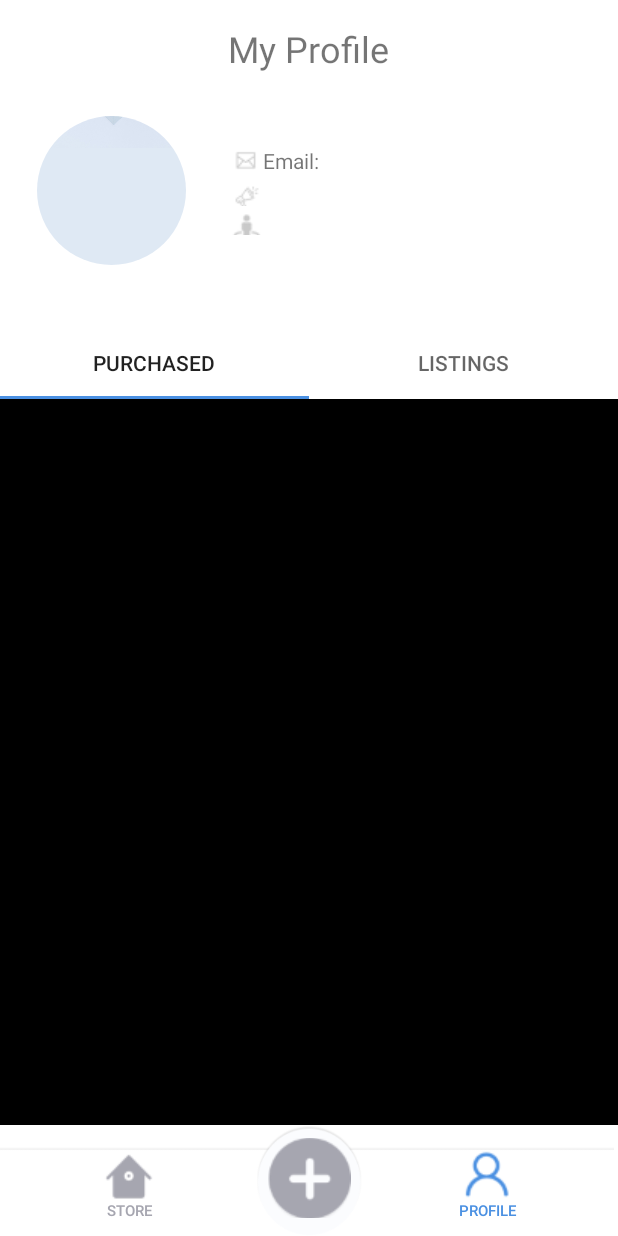
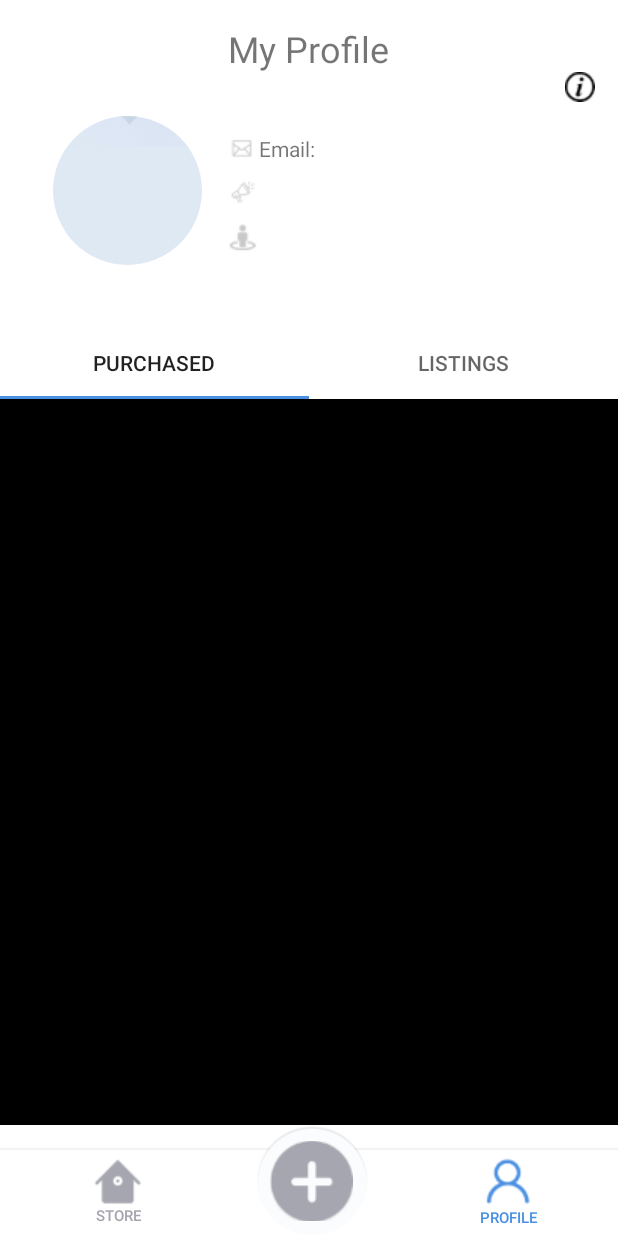
Before and after one commit to PhilipLeong/MAPP-CA4, an Android app: the ProfileActivity screen opened directly, with no data from a screen before it, on a phone screen of 412 x 824 dp. Run offline under Robolectric (Android 15) with nearby library versions, the phone set to English and light mode, and no system bars; our stand-ins replace CircleImageView, Firebase (no records; nobody signed in at launch, a user with empty details on screens opened directly); 3 statements that could not run were skipped.

Commit message:
Fixed bottom

```diff
--- a/BookHub/app/src/main/java/mapp/com/sg/bookhub/ProfileActivity.java
+++ b/BookHub/app/src/main/java/mapp/com/sg/bookhub/ProfileActivity.java
@@ -46,6 +46,7 @@ public class ProfileActivity extends AppCompatActivity implements View.OnClickLi
     private Button profileBtn;
     private Button storeBtn;
     private ImageButton postBtn;
+    private ImageButton aboutBtn;
 
     @Override
     protected void onCreate(Bundle savedInstanceState) {
@@ -65,7 +66,9 @@ public class ProfileActivity extends AppCompatActivity implements View.OnClickLi
         profileBtn = (Button) findViewById(R.id.profile_Btn);
         storeBtn = (Button) findViewById(R.id.store_Btn);
         postBtn = (ImageButton) findViewById(R.id.post_Btn);
+        aboutBtn = (ImageButton) findViewById(R.id.about_btn);
 
+        aboutBtn.setOnClickListener(this);
         storeBtn.setOnClickListener(this);
         postBtn.setOnClickListener(this);
 
@@ -116,6 +119,11 @@ public class ProfileActivity extends AppCompatActivity implements View.OnClickLi
             Intent intent = new Intent(this, StoreActivity.class);
             startActivity(intent);
         }
+
+        if(v == aboutBtn){
+            Intent intent = new Intent(this, AboutActivity.class);
+            startActivity(intent);
+        }
     }
 
 }
--- a/BookHub/app/src/main/res/layout/activity_profile.xml
+++ b/BookHub/app/src/main/res/layout/activity_profile.xml
@@ -38,25 +38,25 @@
             android:layout_alignParentEnd="true"
             android:layout_alignParentBottom="true"
             android:layout_gravity="center"
-            android:layout_marginStart="24dp"
+            android:layout_marginStart="34dp"
             android:layout_marginTop="29dp"
-            android:layout_marginEnd="287dp"
+            android:layout_marginEnd="276dp"
             android:layout_marginBottom="41dp"
             android:src="@drawable/background">
 
         </de.hdodenhof.circleimageview.CircleImageView>
 
         <LinearLayout
-            android:layout_width="230dp"
-            android:layout_height="wrap_content"
+            android:layout_width="wrap_content"
+            android:layout_height="84dp"
             android:layout_alignParentStart="true"
             android:layout_alignParentTop="true"
             android:layout_alignParentEnd="true"
             android:layout_alignParentBottom="true"
-            android:layout_marginStart="152dp"
-            android:layout_marginTop="49dp"
-            android:layout_marginEnd="29dp"
-            android:layout_marginBottom="61dp"
+            android:layout_marginStart="149dp"
+            android:layout_marginTop="41dp"
+            android:layout_marginEnd="32dp"
+            android:layout_marginBottom="45dp"
             android:orientation="vertical">
 
             <TextView
@@ -73,7 +73,7 @@
             <TextView
                 android:id="@+id/mybio_TV"
                 android:layout_width="wrap_content"
-                android:layout_height="15dp"
+                android:layout_height="wrap_content"
                 android:layout_marginBottom="5dp"
                 android:drawableStart="@drawable/bio_icon"
                 android:textSize="14sp" />
@@ -81,7 +81,7 @@
             <TextView
                 android:id="@+id/mycourse_TV"
                 android:layout_width="wrap_content"
-                android:layout_height="16dp"
+                android:layout_height="wrap_content"
                 android:drawableStart="@drawable/course_icon"
                 android:textSize="14sp" />
         </LinearLayout>
@@ -90,19 +90,30 @@
             android:id="@+id/myname_TV"
             android:layout_width="124dp"
             android:layout_height="wrap_content"
-            android:layout_alignTop="@+id/userImage_IV"
             android:layout_alignParentStart="true"
+            android:layout_alignParentTop="true"
             android:layout_alignParentEnd="true"
             android:layout_alignParentBottom="true"
-            android:layout_marginStart="12dp"
-            android:layout_marginTop="106dp"
-            android:layout_marginEnd="273dp"
-            android:layout_marginBottom="14dp"
+            android:layout_marginStart="22dp"
+            android:layout_marginTop="131dp"
+            android:layout_marginEnd="263dp"
+            android:layout_marginBottom="17dp"
             android:ellipsize="end"
             android:maxLines="1"
             android:singleLine="true"
             android:textAlignment="center"
             android:textSize="16sp" />
+
+        <ImageButton
+            android:id="@+id/about_btn"
+            android:layout_width="wrap_content"
+            android:layout_height="wrap_content"
+            android:layout_alignParentEnd="true"
+            android:layout_alignParentBottom="true"
+            android:layout_marginEnd="15dp"
+            android:layout_marginBottom="150dp"
+            android:background="#00000000"
+            app:srcCompat="@drawable/aboutus" />
 
     </RelativeLayout>
 
@@ -137,4 +148,5 @@
         app:layout_constraintBottom_toBottomOf="parent"
         app:layout_constraintEnd_toEndOf="parent"
         app:layout_constraintStart_toStartOf="parent" />
+
 </androidx.constraintlayout.widget.ConstraintLayout>
--- a/BookHub/app/src/main/res/layout/bottommenu.xml
+++ b/BookHub/app/src/main/res/layout/bottommenu.xml
@@ -8,59 +8,65 @@
     android:id="@+id/menubar"
     android:orientation="vertical">
 
-    <LinearLayout
-        android:id="@+id/linearLayout"
-        android:layout_width="409dp"
+    <androidx.constraintlayout.widget.ConstraintLayout
+        android:layout_width="432dp"
         android:layout_height="73dp"
         android:background="@drawable/bottom"
         android:gravity="bottom"
         app:layout_constraintBottom_toBottomOf="parent"
         app:layout_constraintEnd_toEndOf="parent"
-        app:layout_constraintHorizontal_bias="0.0"
-        app:layout_constraintStart_toStartOf="parent">
+        app:layout_constraintStart_toStartOf="parent"
+        app:layout_constraintTop_toTopOf="parent"
+        app:layout_constraintVertical_bias="1.0">
 
-    </LinearLayout>
+        <Button
+            android:id="@+id/store_Btn"
+            style="?android:attr/borderlessButtonStyle"
+            android:layout_width="wrap_content"
+            android:layout_height="wrap_content"
+            android:layout_marginStart="44dp"
+            android:layout_marginTop="16dp"
+            android:drawableTop="@drawable/store_icon"
+            android:text="Store"
+            android:textColor="#a6a6b0"
+            android:textSize="10sp"
+            app:layout_constraintBottom_toBottomOf="parent"
+            app:layout_constraintStart_toStartOf="parent"
+            app:layout_constraintTop_toTopOf="parent"
+            app:layout_constraintVertical_bias="0.625" />
+
+        <ImageButton
+            android:id="@+id/post_Btn"
+            android:layout_width="55dp"
+            android:layout_height="53dp"
+            android:layout_gravity="center"
+            android:layout_marginStart="46dp"
+            android:layout_marginTop="11dp"
+            android:layout_marginEnd="56dp"
+            android:layout_marginBottom="12dp"
+            android:background="#00000000"
+            android:translationX="4dp"
+            app:layout_constraintBottom_toBottomOf="parent"
+            app:layout_constraintEnd_toStartOf="@+id/profile_Btn"
+            app:layout_constraintStart_toEndOf="@+id/store_Btn"
+            app:layout_constraintTop_toTopOf="parent"
+            app:srcCompat="@drawable/post_icon" />
 
         <Button
             android:id="@+id/profile_Btn"
             style="?android:attr/borderlessButtonStyle"
             android:layout_width="wrap_content"
             android:layout_height="wrap_content"
-        android:layout_marginStart="240dp"
+            android:layout_marginTop="8dp"
+            android:layout_marginEnd="40dp"
             android:drawableTop="@drawable/profile_icon"
             android:text="Profile"
             android:textColor="#a6a6b0"
             android:textSize="10sp"
             app:layout_constraintBottom_toBottomOf="parent"
-        app:layout_constraintEnd_toEndOf="@+id/linearLayout"
-        app:layout_constraintStart_toStartOf="@+id/linearLayout" />
-
-    <ImageButton
-        android:id="@+id/post_Btn"
-        android:layout_width="55dp"
-        android:layout_height="53dp"
-        android:layout_gravity="center"
-        android:layout_marginEnd="5dp"
-        android:layout_marginBottom="12dp"
-        android:background="#00000000"
-        android:translationX="4dp"
-        app:layout_constraintBottom_toBottomOf="parent"
-        app:layout_constraintEnd_toEndOf="@+id/linearLayout"
-        app:layout_constraintStart_toStartOf="@+id/linearLayout"
-        app:srcCompat="@drawable/post_icon" />
-
-    <Button
-        android:id="@+id/store_Btn"
-        style="?android:attr/borderlessButtonStyle"
-        android:layout_width="wrap_content"
-        android:layout_height="wrap_content"
-        android:layout_marginEnd="240dp"
-        android:drawableTop="@drawable/store_icon"
-        android:text="Store"
-        android:textColor="#a6a6b0"
-        android:textSize="10sp"
-        app:layout_constraintBottom_toBottomOf="parent"
             app:layout_constraintEnd_toEndOf="parent"
-        app:layout_constraintStart_toStartOf="@+id/linearLayout" />
+            app:layout_constraintTop_toTopOf="parent"
+            app:layout_constraintVertical_bias="0.0" />
+    </androidx.constraintlayout.widget.ConstraintLayout>
 
 </androidx.constraintlayout.widget.ConstraintLayout>
--- a/BookHub/app/src/main/res/values/strings.xml
+++ b/BookHub/app/src/main/res/values/strings.xml
@@ -6,6 +6,6 @@
     <string name="app_name">BookHub</string>
     <string name="slogan">Spend less. Read more.</string>
     <string name="title_activity_profile">Profile</string>
-    <string name="tab_text_1">Tab 1</string>
-    <string name="tab_text_2">Tab 2</string>
+    <string name="app_description">BookHub aims to provide a platform for polytehnic students, especially Singapore Polytechnic students to buy and sell second-hand textbooks</string>
+
 </resources>
```
Also changed, not shown: BookHub/app/src/main/AndroidManifest.xml (+9 -5 lines), BookHub/app/src/main/java/mapp/com/sg/bookhub/AboutActivity.java (added, +34 -0 lines), BookHub/app/src/main/res/layout/activity_about.xml (added, +44 -0 lines), BookHub/app/src/main/res/drawable-v24/aboutus.png (added). Lines whose indentation alone changed are shown as unchanged.
